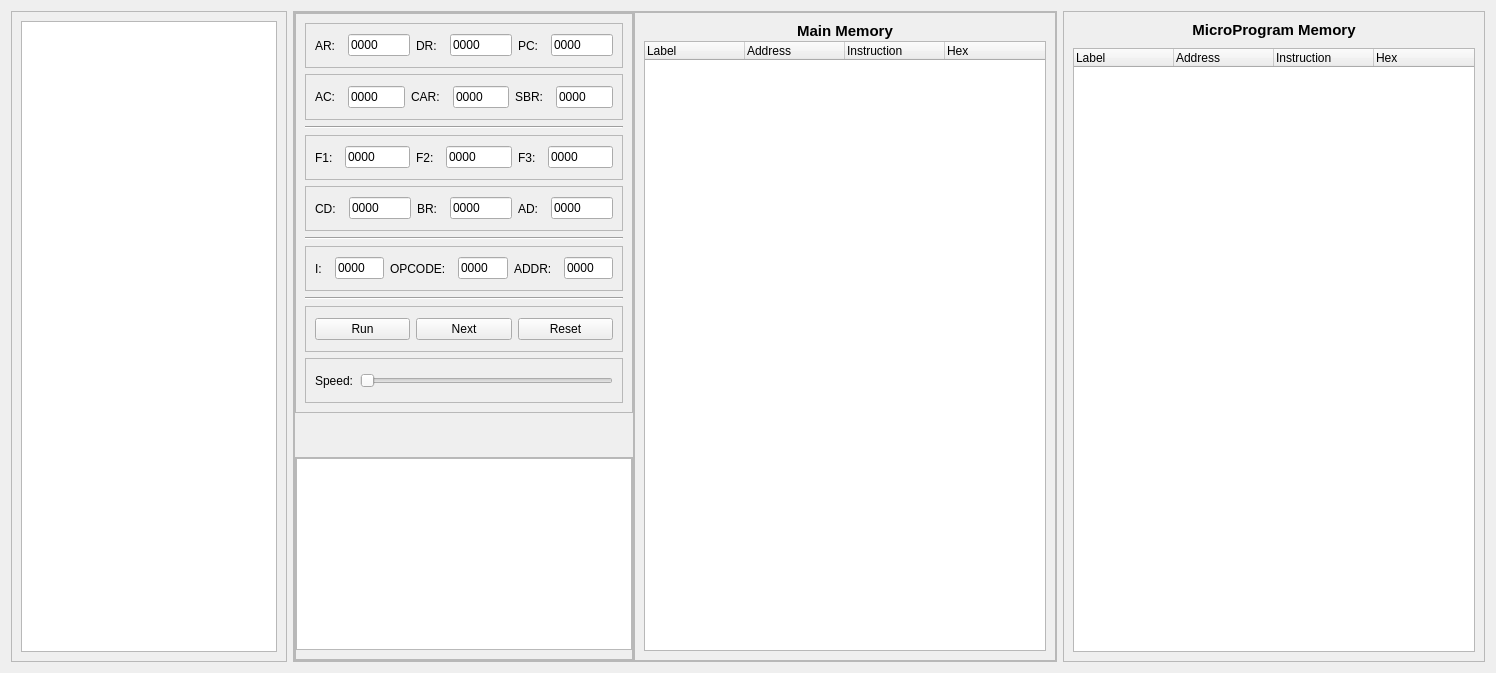
Old version of the form ui/program_tab.ui in the repository Amirmehdig/mano-microprogram-simulator.
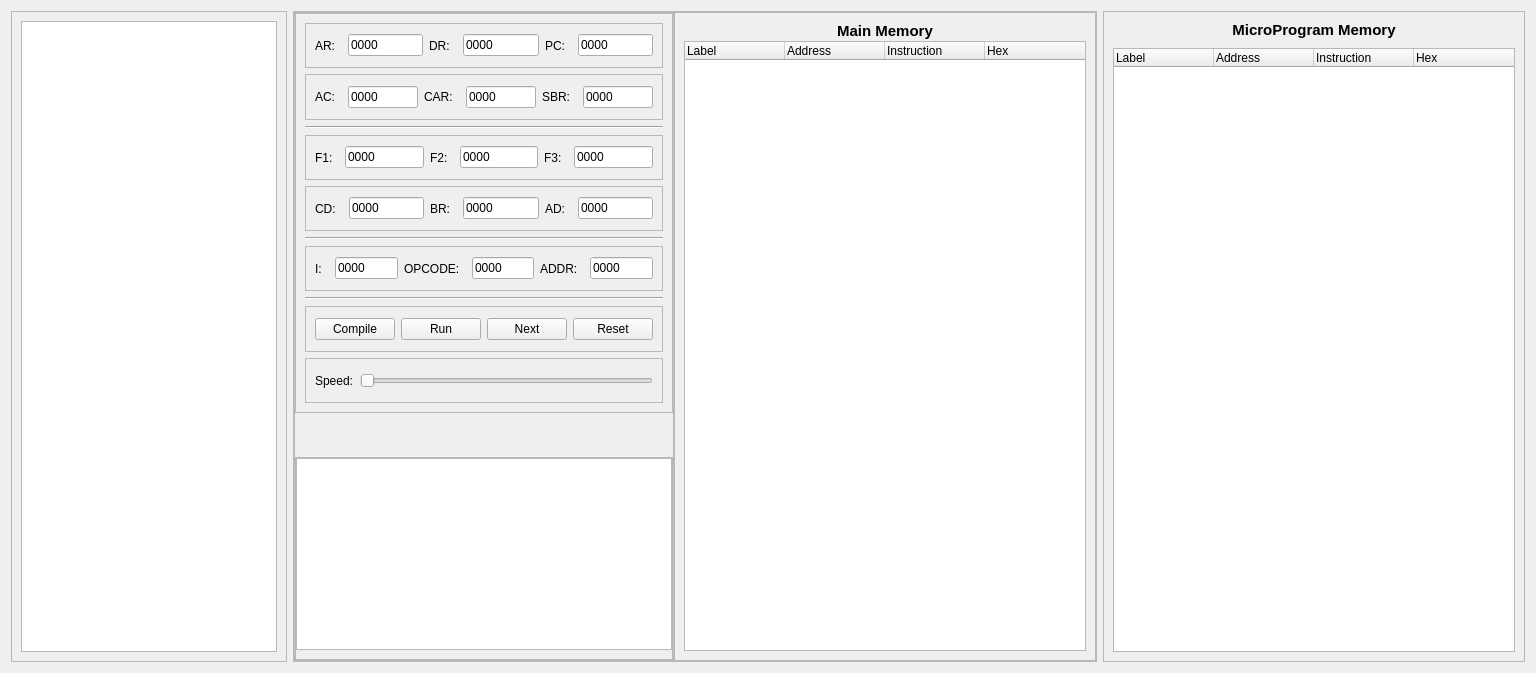
New version of the form.

Patch:
```diff
--- a/ui/program_tab.ui
+++ b/ui/program_tab.ui
@@ -405,6 +405,13 @@
                <enum>QFrame::Raised</enum>
               </property>
               <layout class="QHBoxLayout" name="horizontalLayout_8">
+               <item>
+                <widget class="QPushButton" name="compilePushButton">
+                 <property name="text">
+                  <string>Compile</string>
+                 </property>
+                </widget>
+               </item>
                <item>
                 <widget class="QPushButton" name="runPushButton">
                  <property name="text">
```
Left out of the diff: 2 changed lines with no effect on the pictures.
